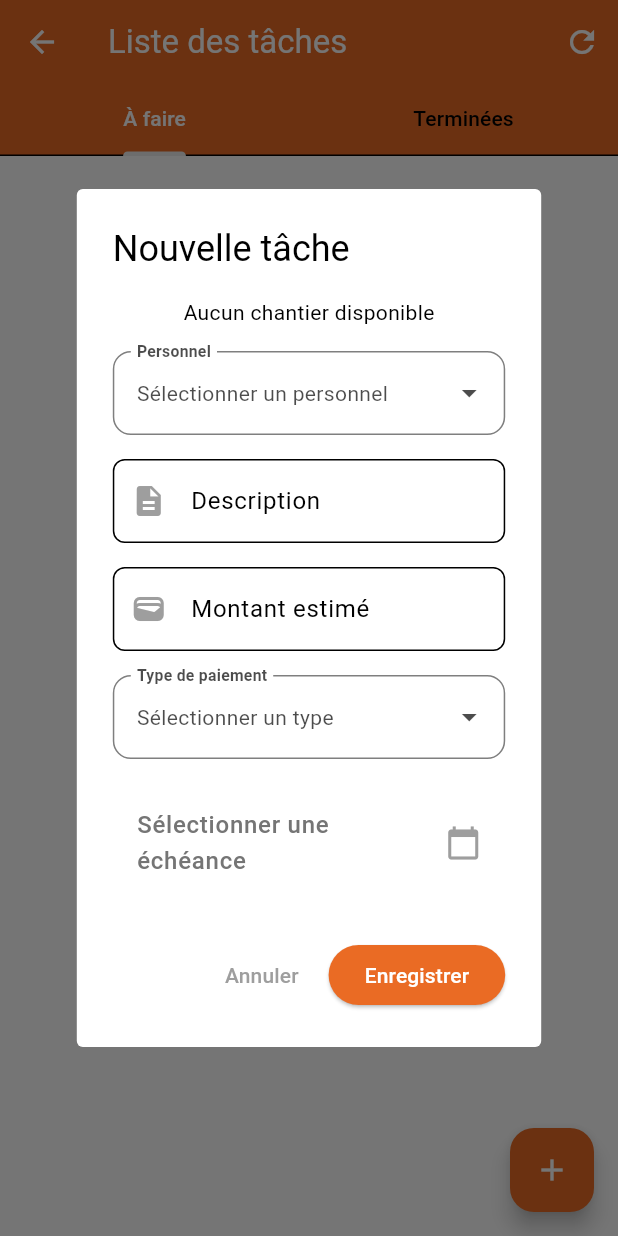
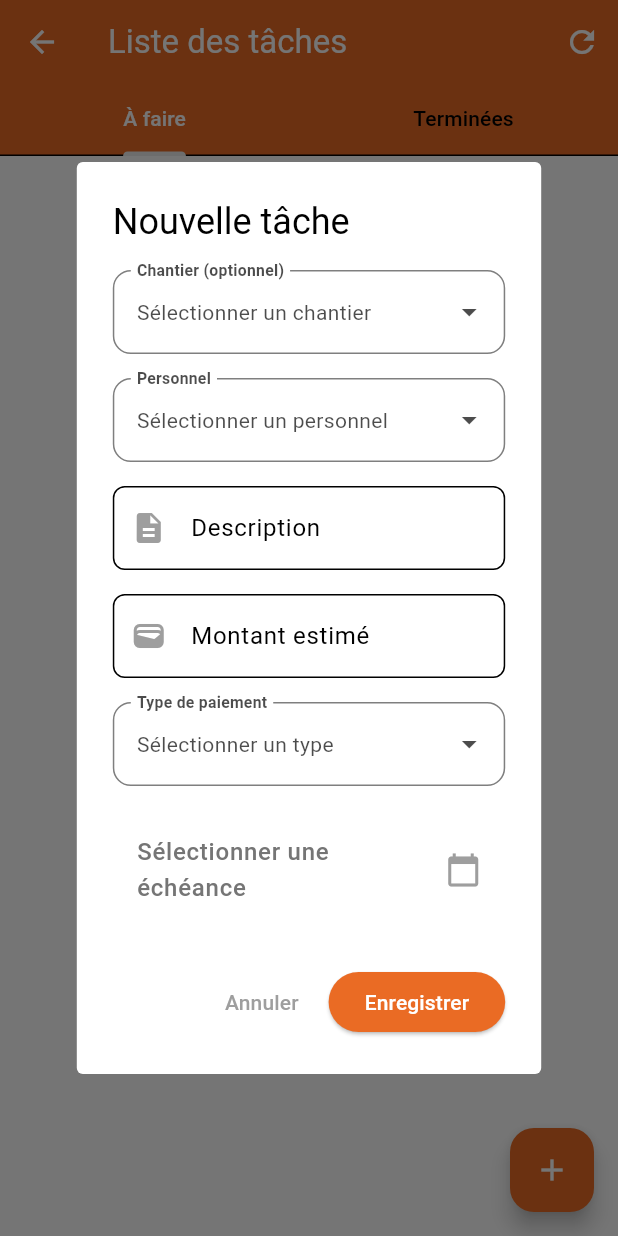
Before and after one commit to DarkZangetsu/Gestion-caisse-, a Flutter app: the TodoListPage screen opened by its route, after a tap on the "add" icon, on a phone screen of 412 x 824 dp. Run offline on Flutter 3.47's test engine with Material 3 defaults, Android fonts, the phone set to English and light mode, and no system bars; our stand-ins replace flutter_local_notifications, flutter_riverpod, pdf, printing, shared_preferences, supabase_flutter and 1 more; accounts and stored records are empty.

Commit message:
fix chantier value

```diff
--- a/lib/pages/todolist_page.dart
+++ b/lib/pages/todolist_page.dart
@@ -33,8 +33,6 @@ class _TodoListPageState extends ConsumerState<TodoListPage>
   late TabController _tabController;
   final _formKey = GlobalKey<FormState>();
   final descriptionController = TextEditingController();
-  final TextEditingController _chantierSearchController =
-      TextEditingController();
 
   String? selectedChantierId;
   String? selectedPersonnelId;
@@ -45,17 +43,30 @@ class _TodoListPageState extends ConsumerState<TodoListPage>
   DateTime? dueDate;
 
   @override
+  void didChangeDependencies() {
+    super.didChangeDependencies();
+    _loadInitialData();
+  }
+
+  @override
   void initState() {
     super.initState();
     _tabController = TabController(length: 2, vsync: this);
+
     WidgetsBinding.instance.addPostFrameCallback((_) {
       _loadInitialData();
     });
 
-    final selectedAccount = ref.read(selectedAccountProvider);
+    final userId = ref.read(currentUserProvider)?.id ?? '';
+    ref.read(chantiersStateProvider.notifier).loadChantiers(userId);
+
     ref
         .read(chantiersStateProvider.notifier)
-        .loadChantiers(selectedAccount!.id);
+        .loadChantiers(ref.read(currentUserProvider)?.id ?? '');
+
+    print(
+        "user: ** ${ref.read(chantiersStateProvider.notifier).loadChantiers(ref.read(currentUserProvider)?.id ?? '')}");
+
     Future.microtask(() {
       final userId = ref.read(currentUserProvider)?.id ?? '';
       ref.read(paymentTypesProvider.notifier).getPaymentTypes();
@@ -70,15 +81,10 @@ class _TodoListPageState extends ConsumerState<TodoListPage>
 
     if (selectedAccount != null && userId != null) {
       try {
-        // Charger les chantiers en premier
-        final chantiers = await ref
+        // Use the notifier to load chantiers
+        await ref
             .read(chantiersStateProvider.notifier)
-            .getChantiers(selectedAccount.id);
-
-        // Add this debug print
-        print('Chantiers loaded: ${chantiers.length}');
-
-        // Rest of your code...
+            .loadChantiers(selectedAccount.id);
       } catch (e) {
         print('Error loading chantiers: $e');
         if (mounted) {
@@ -119,35 +125,24 @@ class _TodoListPageState extends ConsumerState<TodoListPage>
                   builder: (context, ref, _) {
                     final chantiersAsync = ref.watch(chantiersStateProvider);
                     return chantiersAsync.when(
-                      data: (chantiers) {
-                        // Handle case where list is empty
-                        if (chantiers.isEmpty) {
-                          return const Text('Aucun chantier disponible');
-                        }
-
-                        return SearchableDropdown<Chantier>(
-                          items: chantiers,
-                          value: selectedChantierId != null
-                              ? chantiers.firstWhere(
-                                  (c) => c.id == selectedChantierId,
-                                  orElse: () => chantiers.first)
-                              : null,
-                          getLabel: (chantier) => chantier.name,
-                          getSearchString: (chantier) => chantier.name,
-                          onChanged: (chantier) {
-                            setState(() {
-                              selectedChantierId = chantier?.id;
-                              //_selectedChantierId = chantier?.id;
-                            });
-                          },
-                          label: 'Chantier (optionnel)',
-                          controller: _chantierSearchController,
-                        );
-                      },
-                      loading: () =>
-                          const Center(child: CircularProgressIndicator()),
-                      error: (error, __) =>
-                          Text('Erreur de chargement des chantiers: $error'),
+                      data: (chantiers) => myDropdownButtonFormField<Chantier>(
+                        context: context,
+                        items: chantiers,
+                        labelText: 'Chantier (optionnel)',
+                        placeholderText: "Sélectionner un chantier",
+                        selectedValue:
+                            selectedChantierId, // Changed from selectedPersonnelId
+                        onChanged: (value) {
+                          setState(() => selectedChantierId =
+                              value); // Changed from selectedPersonnelId
+                        },
+                        getItemId: (chantier) =>
+                            chantier.id, // Changed from person
+                        getItemName: (chantier) =>
+                            chantier.name, // Changed from person
+                      ),
+                      loading: () => const CircularProgressIndicator(),
+                      error: (error, _) => Text('Erreur: $error'),
                     );
                   },
                 ),
```
Also changed, not shown: lib/pages/payment_page.dart (+19 -30 lines).
